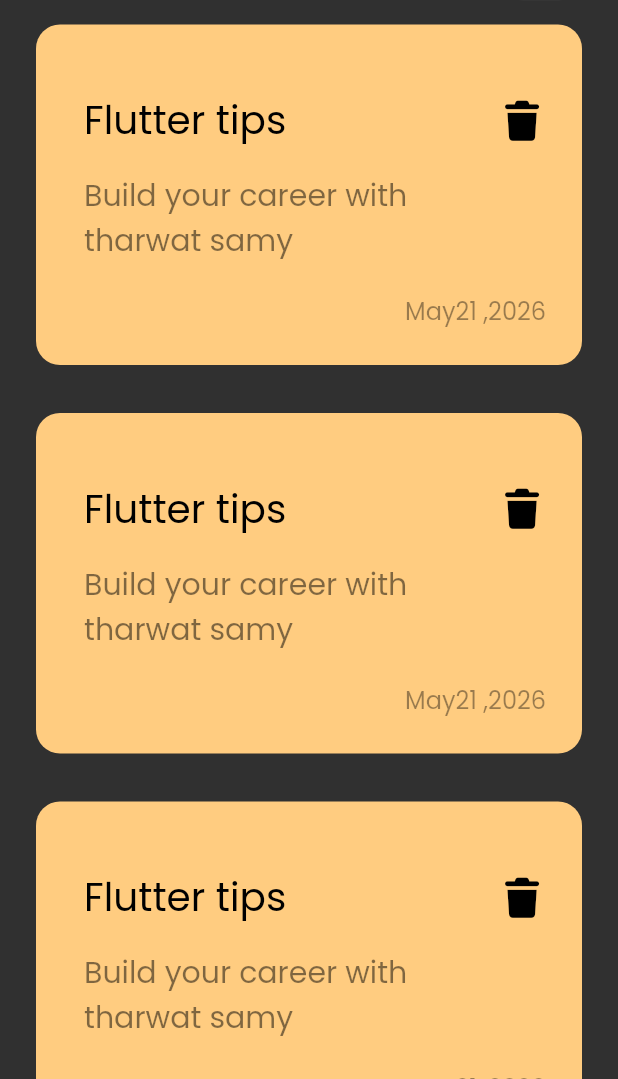
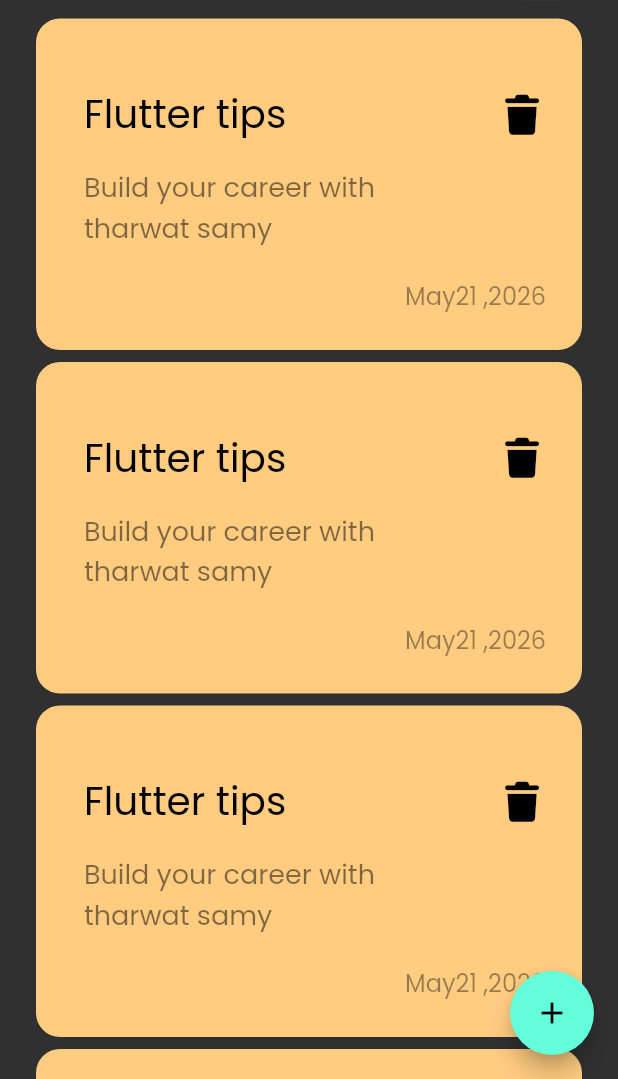
Before and after one commit to saeed-talaat/notes_app, a Flutter app: the screen it shows after launch, on a phone screen of 412 x 824 dp, the part 157-1236 px from its top. Run offline on Flutter 3.47's test engine with Material 3 defaults, Android fonts, the phone set to English and light mode, and no system bars; our stand-ins replace font_awesome_flutter.

Commit message:
add FloatingActionButton

```diff
--- a/lib/views/notes_view.dart
+++ b/lib/views/notes_view.dart
@@ -6,8 +6,12 @@ class NotesView extends StatelessWidget {
 
   @override
   Widget build(BuildContext context) {
-    return const Scaffold(
-      body: NotesViewBody(),
+    return Scaffold(
+      body: const NotesViewBody(),
+      floatingActionButton: FloatingActionButton(
+        onPressed: () {},
+        child: Icon(Icons.add),
+      ),
     );
   }
 }
--- a/lib/widgets/custom_list_view.dart
+++ b/lib/widgets/custom_list_view.dart
@@ -4,13 +4,14 @@ import 'package:notes_pp/widgets/note_item.dart';
 class CutsomListView extends StatelessWidget {
   const CutsomListView({Key? key}) : super(key: key);
 
+
   @override
   Widget build(BuildContext context) {
     return ListView.builder(
-      padding: const EdgeInsets.all(0),
+      padding: const EdgeInsets.only(top: 8),
       itemBuilder: (context, index) {
         return Padding(
-          padding: const EdgeInsets.symmetric(vertical: 16),
+          padding: const EdgeInsets.symmetric(vertical: 4),
           child: NoteItem(),
         );
       },
--- a/lib/widgets/note_item.dart
+++ b/lib/widgets/note_item.dart
@@ -33,7 +33,7 @@ class NoteItem extends StatelessWidget {
                 'Build your career with tharwat samy',
                 style: TextStyle(
                   color: Colors.black.withValues(alpha: 0.5 ),
-                  fontSize: 20,
+                  fontSize: 18,
                 ),
               ),
             ),
```
